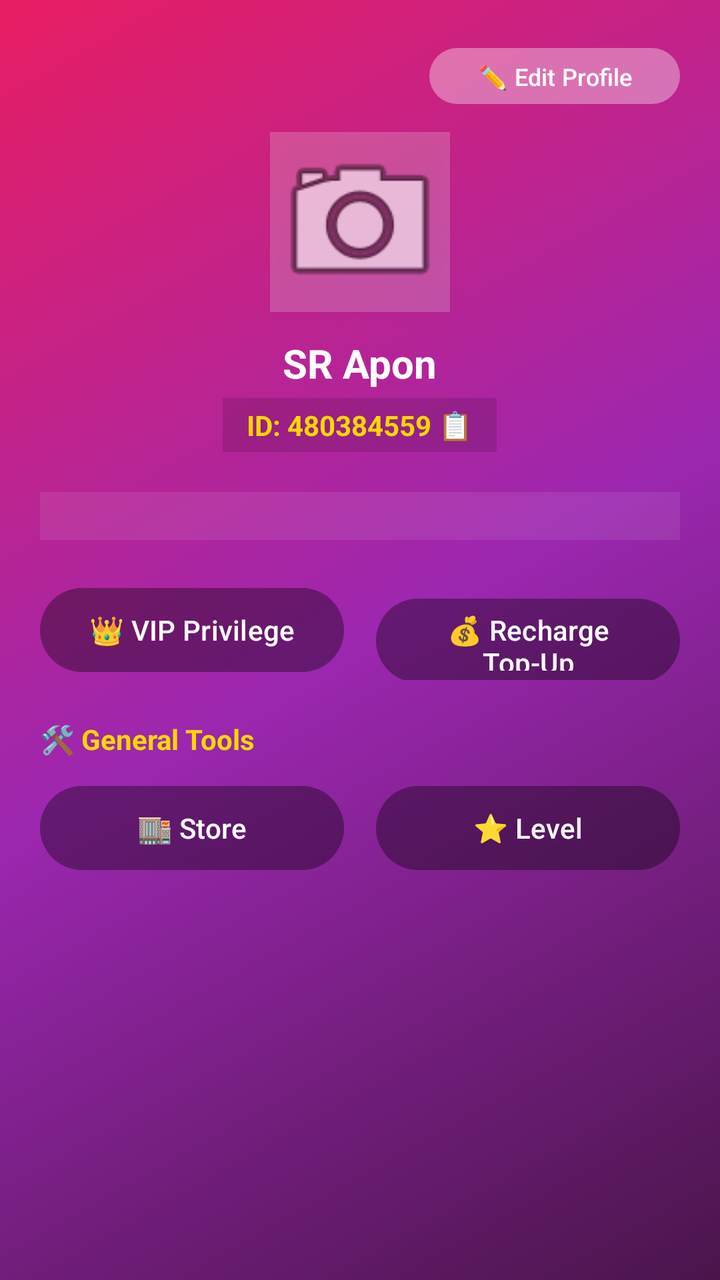
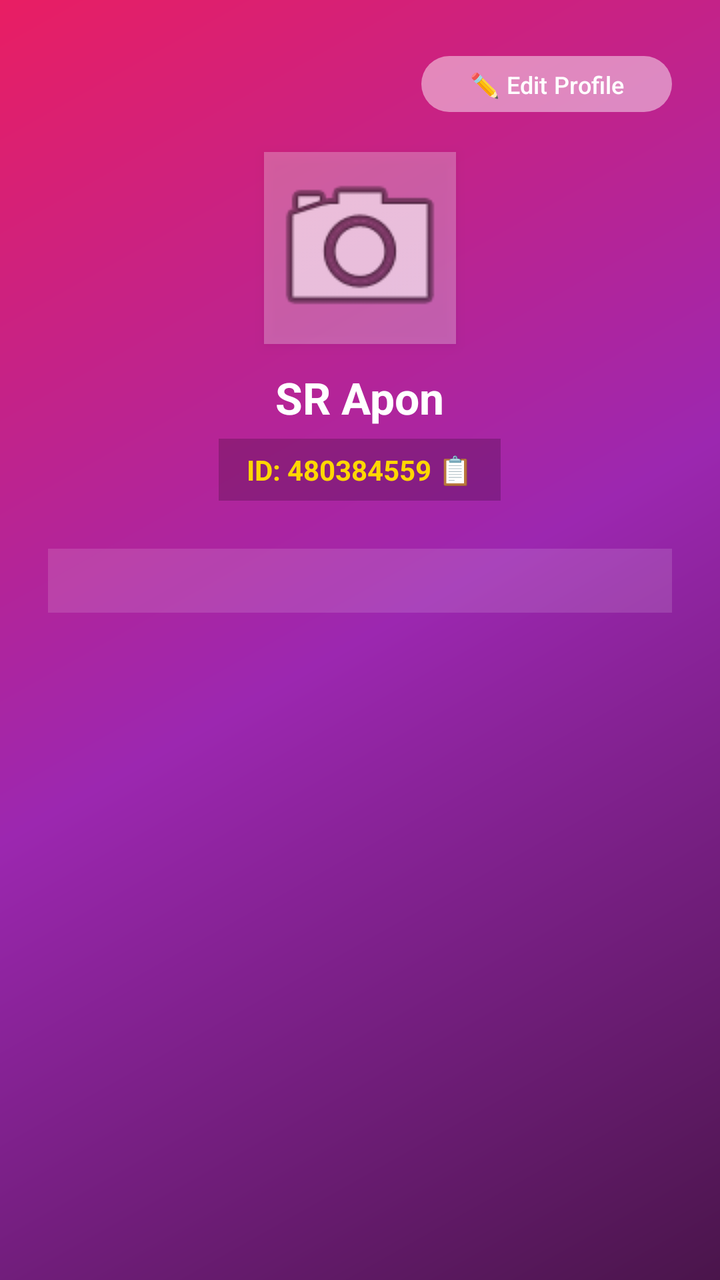

An Android layout rendered at two revisions. The XML below is the earlier revision; the diff shows what the commit changed to produce the second picture.
<!-- AndroidManifest.xml: activity theme Theme.SRVoiceChat -->
<!-- res/layout/activity_me.xml -->
<?xml version="1.0" encoding="utf-8"?>
<ScrollView xmlns:android="http://schemas.android.com/apk/res/android"
    android:layout_width="match_parent"
    android:layout_height="match_parent"
    android:background="@drawable/bg_profile_gradient"
    android:fillViewport="true">

    <LinearLayout
        android:layout_width="match_parent"
        android:layout_height="wrap_content"
        android:orientation="vertical"
        android:padding="20dp"
        android:gravity="center_horizontal">

        
        <LinearLayout
            android:layout_width="match_parent"
            android:layout_height="wrap_content"
            android:orientation="horizontal"
            android:gravity="end"
            android:layout_marginBottom="10dp">

            <Button
                android:id="@+id/btnEditProfile"
                android:layout_width="wrap_content"
                android:layout_height="36dp"
                android:text="✏️ Edit Profile"
                android:textSize="12sp"
                android:textColor="#FFFFFF"
                android:backgroundTint="#33FFFFFF"
                android:elevation="2dp"/>
        </LinearLayout>

        
        <ImageView
            android:id="@+id/imgProfileMe"
            android:layout_width="90dp"
            android:layout_height="90dp"
            android:src="@android:drawable/ic_menu_camera"
            android:background="#33FFFFFF"
            android:scaleType="centerCrop"
            android:layout_marginBottom="12dp"
            android:elevation="4dp"/>

        <TextView
            android:id="@+id/textUserNameMe"
            android:layout_width="wrap_content"
            android:layout_height="wrap_content"
            android:text="SR Apon"
            android:textColor="#FFFFFF"
            android:textSize="20sp"
            android:textStyle="bold"
            android:layout_marginBottom="4dp"/>

        
        <LinearLayout
            android:layout_width="wrap_content"
            android:layout_height="wrap_content"
            android:orientation="horizontal"
            android:gravity="center_vertical"
            android:background="#22000000"
            android:paddingHorizontal="12dp"
            android:paddingVertical="4dp"
            android:layout_marginBottom="20dp">

            <TextView
                android:id="@+id/textPermanentIdMe"
                android:layout_width="wrap_content"
                android:layout_height="wrap_content"
                android:text="ID: 480384559"
                android:textColor="#FFD700"
                android:textSize="14sp"
                android:textStyle="bold"/>

            <TextView
                android:id="@+id/btnCopyId"
                android:layout_width="wrap_content"
                android:layout_height="wrap_content"
                android:text=" 📋"
                android:textSize="14sp"
                android:clickable="true"
                android:focusable="true"/>
        </LinearLayout>

        
        <LinearLayout
            android:layout_width="match_parent"
            android:layout_height="wrap_content"
            android:orientation="horizontal"
            android:weightSum="3"
            android:background="#15FFFFFF"
            android:padding="12dp"
            android:layout_marginBottom="20dp"
            android:gravity="center">

            <LinearLayout
                android:layout_width="0dp"
                android:layout_height="wrap_content"
                android:layout_weight="1"
                android:orientation="vertical"
                android:gravity="center">
                <TextView android:text="0" android:textColor="#FFFFFF" android:textSize="16sp" android:textStyle="bold"/>
                <TextView android:text="Followers" android:textColor="#DDDDDD" android:textSize="12sp"/>
            </LinearLayout>

            <LinearLayout
                android:layout_width="0dp"
                android:layout_height="wrap_content"
                android:layout_weight="1"
                android:orientation="vertical"
                android:gravity="center">
                <TextView android:text="0" android:textColor="#FFFFFF" android:textSize="16sp" android:textStyle="bold"/>
                <TextView android:text="Fans" android:textColor="#DDDDDD" android:textSize="12sp"/>
            </LinearLayout>

            <LinearLayout
                android:layout_width="0dp"
                android:layout_height="wrap_content"
                android:layout_weight="1"
                android:orientation="vertical"
                android:gravity="center">
                <TextView android:text="1" android:textColor="#FFFFFF" android:textSize="16sp" android:textStyle="bold"/>
                <TextView android:text="Visitors" android:textColor="#DDDDDD" android:textSize="12sp"/>
            </LinearLayout>
        </LinearLayout>

        
        <LinearLayout
            android:layout_width="match_parent"
            android:layout_height="wrap_content"
            android:orientation="horizontal"
            android:weightSum="2"
            android:layout_marginBottom="20dp">

            <Button
                android:id="@+id/btnVipPrivilege"
                android:layout_width="0dp"
                android:layout_height="50dp"
                android:layout_weight="1"
                android:text="👑 VIP Privilege"
                android:textColor="#FFFFFF"
                android:textSize="14sp"
                android:backgroundTint="#33000000"
                android:layout_marginEnd="8dp"/>

            <Button
                android:id="@+id/btnRechargeTopUp"
                android:layout_width="0dp"
                android:layout_height="50dp"
                android:layout_weight="1"
                android:text="💰 Recharge Top-Up"
                android:textColor="#FFFFFF"
                android:textSize="14sp"
                android:backgroundTint="#33000000"
                android:layout_marginStart="8dp"/>
        </LinearLayout>

        
        <TextView
            android:layout_width="match_parent"
            android:layout_height="wrap_content"
            android:text="🛠️ General Tools"
            android:textColor="#FFD700"
            android:textSize="14sp"
            android:textStyle="bold"
            android:layout_marginBottom="10dp"/>

        
        <LinearLayout
            android:layout_width="match_parent"
            android:layout_height="wrap_content"
            android:orientation="horizontal"
            android:weightSum="2">

            <Button
                android:id="@+id/btnStore"
                android:layout_width="0dp"
                android:layout_height="50dp"
                android:layout_weight="1"
                android:text="🏬 Store"
                android:textColor="#FFFFFF"
                android:textSize="14sp"
                android:backgroundTint="#33000000"
                android:layout_marginEnd="8dp"/>

            <Button
                android:id="@+id/btnLevel"
                android:layout_width="0dp"
                android:layout_height="50dp"
                android:layout_weight="1"
                android:text="⭐ Level"
                android:textColor="#FFFFFF"
                android:textSize="14sp"
                android:backgroundTint="#33000000"
                android:layout_marginStart="8dp"/>
        </LinearLayout>

    </LinearLayout>
</ScrollView>
<!-- resources referenced by this layout -->
<resources>
  <!-- drawable bg_profile_gradient (drawable) -->
  <?xml version="1.0" encoding="utf-8"?>
  <shape xmlns:android="http://schemas.android.com/apk/res/android">
      <gradient
          android:angle="135"
          android:startColor="#4A154B"
          android:centerColor="#9C27B0"
          android:endColor="#E91E63"
          android:type="linear" />
  </shape>
  <style name="Theme.SRVoiceChat" parent="Theme.Material3.DayNight.NoActionBar">
          <item name="colorPrimary">#FF4081</item>
          <item name="android:statusBarColor">#FF4081</item>
          <item name="android:windowLightStatusBar">true</item>
      </style>
</resources>

<!-- the commit's change to res/layout/activity_me.xml (unified diff, before → after) -->
@@ -9,7 +9,7 @@
         android:layout_width="match_parent"
         android:layout_height="wrap_content"
         android:orientation="vertical"
-        android:padding="20dp"
+        android:padding="24dp"
         android:gravity="center_horizontal">
 
         
@@ -18,7 +18,7 @@
             android:layout_height="wrap_content"
             android:orientation="horizontal"
             android:gravity="end"
-            android:layout_marginBottom="10dp">
+            android:layout_marginBottom="16dp">
 
             <Button
                 android:id="@+id/btnEditProfile"
@@ -27,30 +27,31 @@
                 android:text="✏️ Edit Profile"
                 android:textSize="12sp"
                 android:textColor="#FFFFFF"
-                android:backgroundTint="#33FFFFFF"
+                android:backgroundTint="#44FFFFFF"
                 android:elevation="2dp"/>
         </LinearLayout>
 
         
         <ImageView
             android:id="@+id/imgProfileMe"
-            android:layout_width="90dp"
-            android:layout_height="90dp"
+            android:layout_width="96dp"
+            android:layout_height="96dp"
             android:src="@android:drawable/ic_menu_camera"
-            android:background="#33FFFFFF"
+            android:background="#44FFFFFF"
             android:scaleType="centerCrop"
             android:layout_marginBottom="12dp"
             android:elevation="4dp"/>
 
+        
         <TextView
             android:id="@+id/textUserNameMe"
             android:layout_width="wrap_content"
             android:layout_height="wrap_content"
             android:text="SR Apon"
             android:textColor="#FFFFFF"
-            android:textSize="20sp"
+            android:textSize="22sp"
             android:textStyle="bold"
-            android:layout_marginBottom="4dp"/>
+            android:layout_marginBottom="6dp"/>
 
         
         <LinearLayout
@@ -58,10 +59,10 @@
             android:layout_height="wrap_content"
             android:orientation="horizontal"
             android:gravity="center_vertical"
-            android:background="#22000000"
-            android:paddingHorizontal="12dp"
-            android:paddingVertical="4dp"
-            android:layout_marginBottom="20dp">
+            android:background="#33000000"
+            android:paddingHorizontal="14dp"
+            android:paddingVertical="6dp"
+            android:layout_marginBottom="24dp">
 
             <TextView
                 android:id="@+id/textPermanentIdMe"
@@ -88,9 +89,8 @@
             android:layout_height="wrap_content"
             android:orientation="horizontal"
             android:weightSum="3"
-            android:background="#15FFFFFF"
-            android:padding="12dp"
-            android:layout_marginBottom="20dp"
+            android:background="#22FFFFFF"
+            android:padding="16dp"
             android:gravity="center">
 
             <LinearLayout
@@ -99,7 +99,7 @@
                 android:layout_weight="1"
                 android:orientation="vertical"
                 android:gravity="center">
-                <TextView android:text="0" android:textColor="#FFFFFF" android:textSize="16sp" android:textStyle="bold"/>
+                <TextView android:text="0" android:textColor="#FFFFFF" android:textSize="18sp" android:textStyle="bold"/>
                 <TextView android:text="Followers" android:textColor="#DDDDDD" android:textSize="12sp"/>
             </LinearLayout>
 
@@ -109,7 +109,7 @@
                 android:layout_weight="1"
                 android:orientation="vertical"
                 android:gravity="center">
-                <TextView android:text="0" android:textColor="#FFFFFF" android:textSize="16sp" android:textStyle="bold"/>
+                <TextView android:text="0" android:textColor="#FFFFFF" android:textSize="18sp" android:textStyle="bold"/>
                 <TextView android:text="Fans" android:textColor="#DDDDDD" android:textSize="12sp"/>
             </LinearLayout>
 
@@ -119,81 +119,10 @@
                 android:layout_weight="1"
                 android:orientation="vertical"
                 android:gravity="center">
-                <TextView android:text="1" android:textColor="#FFFFFF" android:textSize="16sp" android:textStyle="bold"/>
+                <TextView android:text="1" android:textColor="#FFFFFF" android:textSize="18sp" android:textStyle="bold"/>
                 <TextView android:text="Visitors" android:textColor="#DDDDDD" android:textSize="12sp"/>
             </LinearLayout>
         </LinearLayout>
 
-        
-        <LinearLayout
-            android:layout_width="match_parent"
-            android:layout_height="wrap_content"
-            android:orientation="horizontal"
-            android:weightSum="2"
-            android:layout_marginBottom="20dp">
-
-            <Button
-                android:id="@+id/btnVipPrivilege"
-                android:layout_width="0dp"
-                android:layout_height="50dp"
-                android:layout_weight="1"
-                android:text="👑 VIP Privilege"
-                android:textColor="#FFFFFF"
-                android:textSize="14sp"
-                android:backgroundTint="#33000000"
-                android:layout_marginEnd="8dp"/>
-
-            <Button
-                android:id="@+id/btnRechargeTopUp"
-                android:layout_width="0dp"
-                android:layout_height="50dp"
-                android:layout_weight="1"
-                android:text="💰 Recharge Top-Up"
-                android:textColor="#FFFFFF"
-                android:textSize="14sp"
-                android:backgroundTint="#33000000"
-                android:layout_marginStart="8dp"/>
-        </LinearLayout>
-
-        
-        <TextView
-            android:layout_width="match_parent"
-            android:layout_height="wrap_content"
-            android:text="🛠️ General Tools"
-            android:textColor="#FFD700"
-            android:textSize="14sp"
-            android:textStyle="bold"
-            android:layout_marginBottom="10dp"/>
-
-        
-        <LinearLayout
-            android:layout_width="match_parent"
-            android:layout_height="wrap_content"
-            android:orientation="horizontal"
-            android:weightSum="2">
-
-            <Button
-                android:id="@+id/btnStore"
-                android:layout_width="0dp"
-                android:layout_height="50dp"
-                android:layout_weight="1"
-                android:text="🏬 Store"
-                android:textColor="#FFFFFF"
-                android:textSize="14sp"
-                android:backgroundTint="#33000000"
-                android:layout_marginEnd="8dp"/>
-
-            <Button
-                android:id="@+id/btnLevel"
-                android:layout_width="0dp"
-                android:layout_height="50dp"
-                android:layout_weight="1"
-                android:text="⭐ Level"
-                android:textColor="#FFFFFF"
-                android:textSize="14sp"
-                android:backgroundTint="#33000000"
-                android:layout_marginStart="8dp"/>
-        </LinearLayout>
-
     </LinearLayout>
 </ScrollView>
